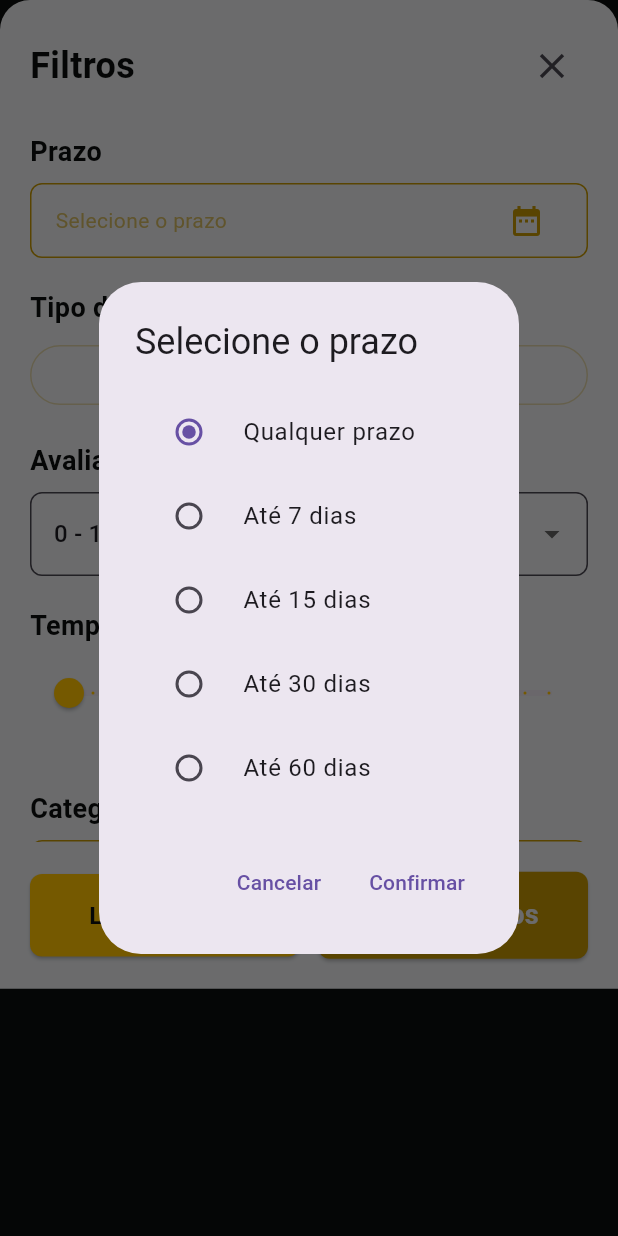
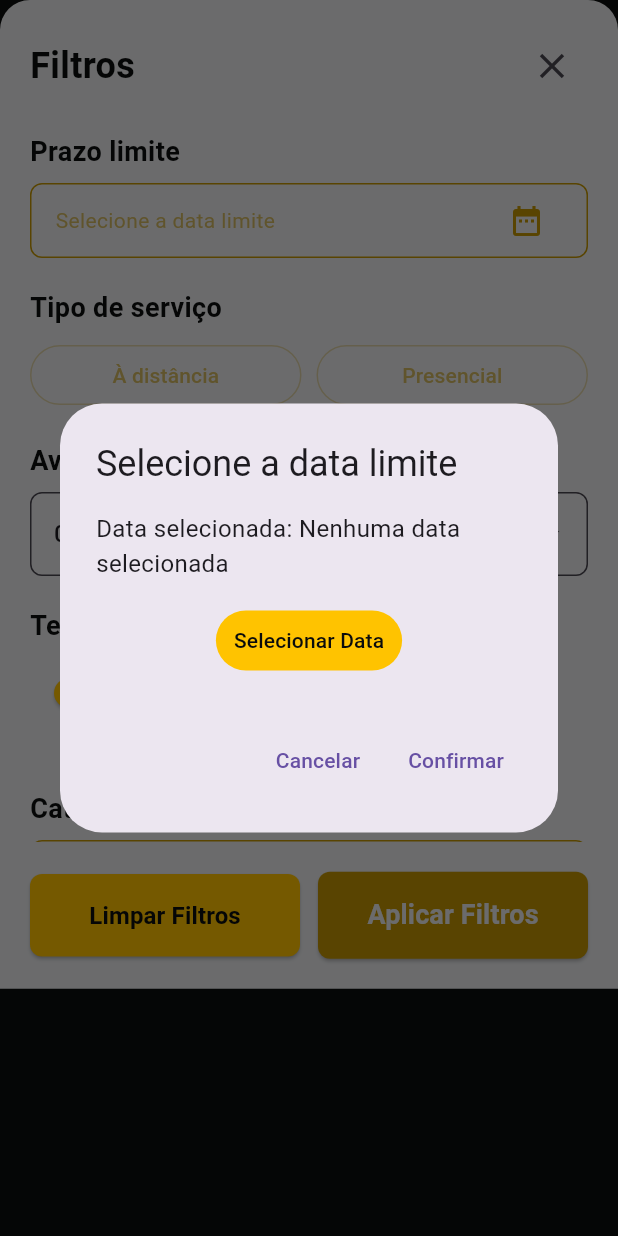
Before and after one commit to Chronora-ADS/Chronora-Flutter, a Flutter app: the FiltersModal widget shown alone on an empty page, opened directly with empty values, after a tap on the "date range" icon, on a phone screen of 412 x 824 dp. Run offline on Flutter 3.47's test engine with Material 3 defaults, Android fonts, the phone set to English and light mode, and no system bars; our stand-ins replace file_picker, image_picker, shared_preferences; missing offline and left inert: dart:html; accounts and stored records are empty; network calls fail.

Commit message:
Atualização filtro de prazo e gitnore que bugou por algum motivo, mas que já arrumei.

```diff
--- a/lib/widgets/filters_modal.dart
+++ b/lib/widgets/filters_modal.dart
@@ -88,7 +88,7 @@ class _FiltersModalState extends State<FiltersModal> {
                 children: [
                   // Prazo
                   _buildFilterSection(
-                    'Prazo',
+                    'Prazo limite',
                     Container(
                       padding: const EdgeInsets.symmetric(horizontal: 16),
                       decoration: BoxDecoration(
@@ -102,8 +102,8 @@ class _FiltersModalState extends State<FiltersModal> {
                           Expanded(
                             child: Text(
                               prazoDias > 0
-                                ? '${prazoDias} dia(s)'
-                                : 'Selecione o prazo',
+                                ? 'Até ${DateTime.now().add(Duration(days: prazoDias)).day}/${DateTime.now().add(Duration(days: prazoDias)).month}'
+                                : 'Selecione a data limite',
                               style: TextStyle(
                                 color: prazoDias > 0
                                   ? AppColors.preto
@@ -444,67 +444,67 @@ class _FiltersModalState extends State<FiltersModal> {
   }
 
   void _showPrazoDialog() {
+    DateTime? selectedDate = prazoDias > 0
+        ? DateTime.now().add(Duration(days: prazoDias))
+        : null;
+
     showDialog(
       context: context,
       builder: (BuildContext context) {
-        int selectedDays = prazoDias;
         return AlertDialog(
-          title: const Text('Selecione o prazo'),
+          title: const Text('Selecione a data limite'),
           content: StatefulBuilder(
             builder: (BuildContext context, StateSetter setState) {
               return Column(
                 mainAxisSize: MainAxisSize.min,
                 children: [
-                  RadioListTile<int>(
-                    title: const Text('Qualquer prazo'),
-                    value: 0,
-                    groupValue: selectedDays,
-                    onChanged: (value) {
+                  Text(
+                    'Data selecionada: ${selectedDate != null ? "${selectedDate?.day}/${selectedDate?.month}/${selectedDate?.year}" : "Nenhuma data selecionada"}',
+                    style: const TextStyle(fontSize: 16),
+                  ),
+                  const SizedBox(height: 16),
+                  TextButton(
+                    onPressed: () async {
+                      final DateTime? picked = await showDatePicker(
+                        context: context,
+                        initialDate: selectedDate ?? DateTime.now(),
+                        firstDate: DateTime.now(),
+                        lastDate: DateTime.now().add(const Duration(days: 365)),
+                      );
+
+                      if (picked != null) {
                         setState(() {
-                        selectedDays = value ?? 0; // Garante que não seja nulo
+                          selectedDate = picked;
                         });
+
+                        // Calculate days difference from today
+                        final today = DateTime.now();
+                        final difference = selectedDate!.difference(today);
+                        prazoDias = difference.inDays;
+                      }
                     },
+                    style: TextButton.styleFrom(
+                      backgroundColor: AppColors.amareloClaro,
+                      foregroundColor: AppColors.preto,
                     ),
-                  RadioListTile<int>(
-                    title: const Text('Até 7 dias'),
-                    value: 7,
-                    groupValue: selectedDays,
-                    onChanged: (value) {
+                    child: const Text('Selecionar Data'),
+                  ),
+                  const SizedBox(height: 8),
+                  if (selectedDate != null) ...[
+                    TextButton(
+                      onPressed: () {
                         setState(() {
-                        selectedDays = value ?? 0;
+                          selectedDate = null;
                         });
+                        prazoDias = 0; // Reset to "any date"
                       },
+                      style: TextButton.styleFrom(
+                        backgroundColor: AppColors.amareloUmPoucoEscuro,
+                        foregroundColor: AppColors.branco,
                       ),
-                  RadioListTile<int>(
-                    title: const Text('Até 15 dias'),
-                    value: 15,
-                    groupValue: selectedDays,
-                    onChanged: (value) {
-                      setState(() {
-                        selectedDays = value ?? 0;
-                      });
-                    },
+                      child: const Text('Limpar Data'),
                     ),
-                  RadioListTile<int>(
-                    title: const Text('Até 30 dias'),
-                    value: 30,
-                    groupValue: selectedDays,
-                    onChanged: (value) {
-                      setState(() {
-                        selectedDays = value ?? 0;
-                      });
-                    },
-                  ),
-                  RadioListTile<int>(
-                    title: const Text('Até 60 dias'),
-                    value: 60,
-                    groupValue: selectedDays,
-                    onChanged: (value) {
-                      setState(() {
-                        selectedDays = value ?? 0;
-                      });
-                    },
-                  ),
+                  ],
                 ],
               );
             },
@@ -518,9 +518,6 @@ class _FiltersModalState extends State<FiltersModal> {
             ),
             TextButton(
               onPressed: () {
-                setState(() {
-                  prazoDias = selectedDays;
-                });
                 Navigator.of(context).pop();
               },
               child: const Text('Confirmar'),
```
Also changed, not shown: lib/pages/main_page.dart (+4 -3 lines), 1 other file. Lines whose indentation alone changed are shown as unchanged.
